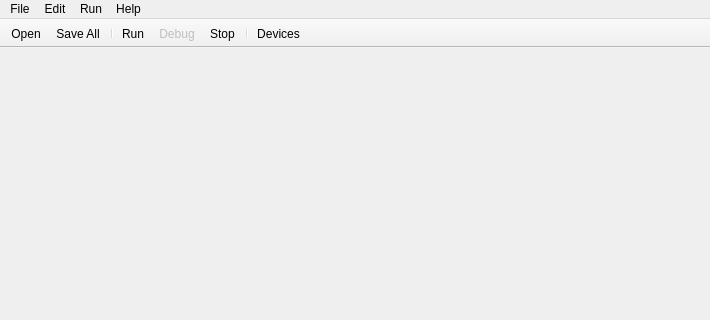
First picture: the form in lib/gui/lib/MainWindow/MainWindow.ui, repository F8LEFT/ART, before the edit; both pictures show x 0 to 710 and y 0 to 320 of the 710 by 462 pixel window.
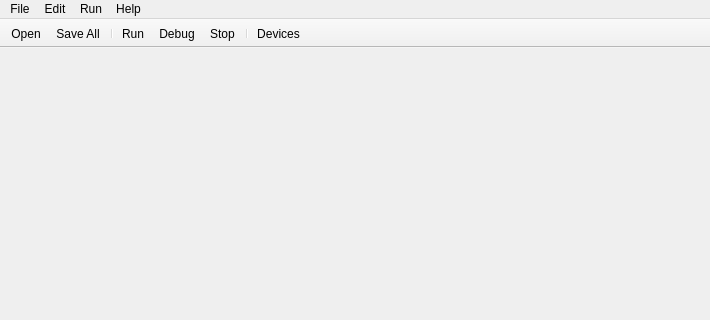
Second picture: the form after the edit. Icons and pictures are not drawn.

Diff of the .ui file:
```diff
--- a/lib/gui/lib/MainWindow/MainWindow.ui
+++ b/lib/gui/lib/MainWindow/MainWindow.ui
@@ -183,7 +183,7 @@
   </action>
   <action name="actionDebug">
    <property name="enabled">
-    <bool>false</bool>
+    <bool>true</bool>
    </property>
    <property name="icon">
     <iconset resource="../../ART.qrc">
```
